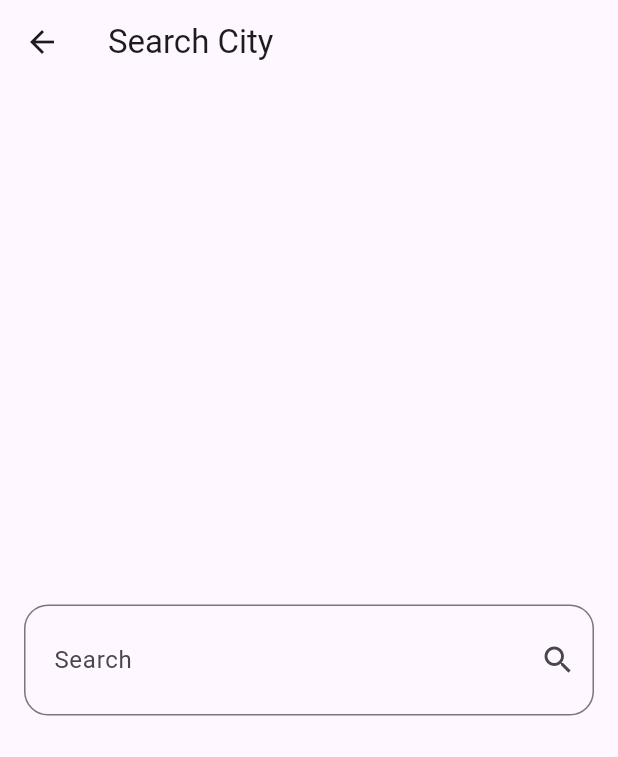
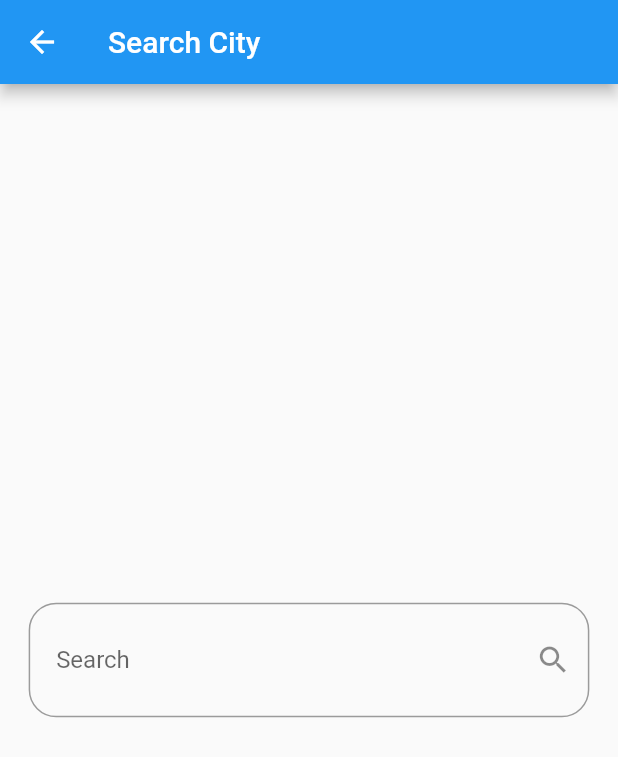
Before and after one commit to Mohamed2852002/weather_app, a Flutter app: the screen it shows after launch, after a tap on "there is no weather 😔 start", on a phone screen of 412 x 824 dp. Shown: the top 757 px of the screen. Run offline on Flutter 3.47's test engine with Material 3 defaults, Android fonts, the phone set to English and light mode, and no system bars; our stand-ins replace dio, flutter_bloc, flutter_screenutil.

Commit message:
app finished

```diff
--- a/lib/cubits/get_weather_cubit/get_weather_cubit.dart
+++ b/lib/cubits/get_weather_cubit/get_weather_cubit.dart
@@ -6,11 +6,10 @@ import 'package:weather_app/services/weather_service.dart';
 class GetWeatherCubit extends Cubit<WeatherState> {
   GetWeatherCubit() : super(NoWeatherState());
 
-  late WeatherModel weatherModel;
+  WeatherModel? weatherModel;
   getWeather({required String cityName}) async {
     try {
-      weatherModel =
-          await WeatherService().getWeather(cityName: cityName);
+      weatherModel = await WeatherService().getWeather(cityName: cityName);
       emit(WeatherLoadedState());
     } catch (e) {
       emit(WeatherFailureState());
--- a/lib/main.dart
+++ b/lib/main.dart
@@ -1,6 +1,6 @@
 import 'package:flutter/material.dart';
-import 'package:weather_app/weathe_app.dart';
+import 'package:weather_app/weather_app.dart';
 
-void main() {
+void main()  {
   runApp(const WeatherApp());
 }
--- a/lib/models/weather_model.dart
+++ b/lib/models/weather_model.dart
@@ -4,23 +4,25 @@ class WeatherModel {
   final double maxTemp;
   final String cityName;
   final String condition;
-  final String time;
+  final String icon;
+  final DateTime time;
 
-  const WeatherModel({
-    required this.avgTemp,
-    required this.minTemp,
-    required this.maxTemp,
-    required this.time,
-    required this.condition,
-    required this.cityName,
-  });
+  const WeatherModel(
+      {required this.avgTemp,
+      required this.minTemp,
+      required this.maxTemp,
+      required this.time,
+      required this.condition,
+      required this.cityName,
+      required this.icon});
 
   factory WeatherModel.fromJson(json) {
     return WeatherModel(
+        icon: json["current"]["condition"]['icon'],
         avgTemp: json["current"]["temp_c"],
         minTemp: json["forecast"]["forecastday"][0]["day"]["mintemp_c"],
         maxTemp: json["forecast"]["forecastday"][0]["day"]["maxtemp_c"],
-        time: json["location"]["localtime"],
+        time: DateTime.parse(json["location"]["localtime"]),
         cityName: json["location"]["name"],
         condition: json["current"]["condition"]["text"]);
   }
--- a/lib/screens/home_screen.dart
+++ b/lib/screens/home_screen.dart
@@ -19,9 +19,11 @@ class HomeScreen extends StatelessWidget {
           IconButton(
             onPressed: () {
               Navigator.push(
-                  context,
-                  MaterialPageRoute(
-                      builder: (context) => const SearchScreen()));
+                context,
+                MaterialPageRoute(
+                  builder: (context) => const SearchScreen(),
+                ),
+              );
             },
             icon: const Icon(Icons.search),
           ),
@@ -32,7 +34,8 @@ class HomeScreen extends StatelessWidget {
           if (state is NoWeatherState) {
             return const NoWeatherBody();
           } else if (state is WeatherLoadedState) {
-            return  const WeatherInfoBody();
+            // ignore: prefer_const_constructors
+            return WeatherInfoBody();
           } else {
             return const WeatherFailureScreen();
           }
--- a/lib/screens/search_screen.dart
+++ b/lib/screens/search_screen.dart
@@ -1,5 +1,6 @@
 import 'package:flutter/material.dart';
 import 'package:flutter_bloc/flutter_bloc.dart';
+import 'package:flutter_screenutil/flutter_screenutil.dart';
 import 'package:weather_app/cubits/get_weather_cubit/get_weather_cubit.dart';
 
 class SearchScreen extends StatelessWidget {
@@ -12,7 +13,7 @@ class SearchScreen extends StatelessWidget {
         title: const Text('Search City'),
       ),
       body: Padding(
-        padding: const EdgeInsets.symmetric(horizontal: 16),
+        padding: EdgeInsets.symmetric(horizontal: 16.h),
         child: Center(
           child: TextField(
             onSubmitted: (value) async {
@@ -22,12 +23,12 @@ class SearchScreen extends StatelessWidget {
             },
             decoration: InputDecoration(
               contentPadding:
-                  const EdgeInsets.symmetric(vertical: 25, horizontal: 16),
+                  EdgeInsets.symmetric(vertical: 24.h, horizontal: 16.w),
               suffixIcon: const Icon(Icons.search),
               label: const Text('Search'),
               hintText: 'Enter City Name',
               border: OutlineInputBorder(
-                borderRadius: BorderRadius.circular(16),
+                borderRadius: BorderRadius.circular(16.r),
               ),
             ),
           ),
--- a/lib/screens/weather_failure_screen.dart
+++ b/lib/screens/weather_failure_screen.dart
@@ -1,14 +1,15 @@
 import 'package:flutter/widgets.dart';
+import 'package:flutter_screenutil/flutter_screenutil.dart';
 
 class WeatherFailureScreen extends StatelessWidget {
   const WeatherFailureScreen({super.key});
 
   @override
   Widget build(BuildContext context) {
-    return const Center(
+    return Center(
       child: Text(
         'Weather Failure',
-        style: TextStyle(fontSize: 28),
+        style: TextStyle(fontSize: 28.sp),
       ),
     );
   }
--- a/lib/weathe_app.dart
+++ /dev/null
@@ -1,19 +0,0 @@
-import 'package:flutter/material.dart';
-import 'package:flutter_bloc/flutter_bloc.dart';
-import 'package:weather_app/cubits/get_weather_cubit/get_weather_cubit.dart';
-import 'package:weather_app/screens/home_screen.dart';
-
-class WeatherApp extends StatelessWidget {
-  const WeatherApp({super.key});
-
-  @override
-  Widget build(BuildContext context) {
-    return BlocProvider(
-      create: (context) => GetWeatherCubit(),
-      child: const MaterialApp(
-        debugShowCheckedModeBanner: false,
-        home: HomeScreen(),
-      ),
-    );
-  }
-}
--- /dev/null
+++ b/lib/weather_app.dart
@@ -0,0 +1,92 @@
+import 'package:flutter/material.dart';
+import 'package:flutter_bloc/flutter_bloc.dart';
+import 'package:flutter_screenutil/flutter_screenutil.dart';
+import 'package:weather_app/cubits/get_weather_cubit/get_weather_cubit.dart';
+import 'package:weather_app/cubits/get_weather_cubit/get_weather_states.dart';
+import 'package:weather_app/screens/home_screen.dart';
+
+class WeatherApp extends StatelessWidget {
+  const WeatherApp({super.key});
+
+  @override
+  Widget build(BuildContext context) {
+    return BlocProvider(
+      create: (context) => GetWeatherCubit(),
+      child: ScreenUtilInit(
+        designSize: const Size(360, 690),
+        minTextAdapt: true,
+        splitScreenMode: true,
+        child: Builder(
+          builder: (context) {
+            return BlocBuilder<GetWeatherCubit, WeatherState>(
+              builder: (context, state) {
+                return MaterialApp(
+                  theme: ThemeData(
+                    primarySwatch: getThemeColor(BlocProvider.of<GetWeatherCubit>(context)
+                                .weatherModel
+                                ?.condition ??
+                            'Clear'),
+                    useMaterial3: false,
+                  ),
+                  debugShowCheckedModeBanner: false,
+                  home: const HomeScreen(),
+                );
+              },
+            );
+          },
+        ),
+      ),
+    );
+  }
+}
+ MaterialColor getThemeColor(String condition) {
+    switch (condition) {
+      case 'Sunny':
+        return Colors.orange;
+      case 'Cloudy':
+      case 'Overcast':
+      case 'Fog':
+      case 'Thundery outbreaks possible':
+      case 'Patchy light rain with thunder':
+      case 'Moderate or heavy rain with thunder':
+      case 'Partly cloudy':
+        return Colors.grey;
+      case 'Moderate rain at times':
+      case 'Patchy rain possible':
+      case 'Light rain':
+      case 'Light rain shower':
+      case 'Clear':
+      case 'Moderate rain':
+      case 'Moderate or heavy rain shower':
+      case 'Mist':
+      case 'Patchy light drizzle':
+      case 'Patchy light rain':
+      case 'Heavy rain at times':
+      case 'Heavy rain':
+      case 'Torrential rain shower':
+      case 'Patchy snow possible':
+      case 'Light snow':
+      case 'Patchy light snow':
+      case 'Light snow showers':
+      case 'Moderate snow':
+      case 'Patchy moderate snow':
+      case 'Moderate or heavy snow showers':
+      case 'Heavy snow':
+      case 'Patchy heavy snow':
+      case 'Moderate or heavy snow with thunder':
+      case 'Freezing drizzle':
+      case 'Light freezing rain':
+      case 'Patchy freezing drizzle possible':
+      case 'Heavy freezing drizzle':
+      case 'Moderate or heavy freezing rain':
+      case 'Blowing snow':
+      case 'Blizzard':
+      case 'Ice pellets':
+      case 'Light showers of ice pellets':
+      case 'Moderate or heavy showers of ice pellets':
+      case 'Patchy light snow with thunder':
+        return Colors.blue;
+      default:
+        return Colors.blue;
+    }
+  }
--- a/lib/widgets/no_weather_body.dart
+++ b/lib/widgets/no_weather_body.dart
@@ -1,4 +1,5 @@
 import 'package:flutter/material.dart';
+import 'package:flutter_screenutil/flutter_screenutil.dart';
 import 'package:weather_app/screens/search_screen.dart';
 
 class NoWeatherBody extends StatelessWidget {
@@ -6,26 +7,31 @@ class NoWeatherBody extends StatelessWidget {
 
   @override
   Widget build(BuildContext context) {
-    return  Padding(
-      padding: const EdgeInsets.symmetric(horizontal: 16),
+    return Padding(
+      padding: EdgeInsets.symmetric(horizontal: 16.w),
       child: Center(
         child: GestureDetector(
           onTap: () {
-            Navigator.push(context, MaterialPageRoute(builder: (context) => const SearchScreen(),));
+            Navigator.push(
+              context,
+              MaterialPageRoute(
+                builder: (context) => const SearchScreen(),
+              ),
+            );
           },
-          child: const Column(
+          child: Column(
             mainAxisSize: MainAxisSize.min,
             children: [
               Text(
                 'there is no weather 😔 start',
                 style: TextStyle(
-                  fontSize: 24,
+                  fontSize: 24.sp,
                 ),
               ),
               Text(
                 'searching now 🔍',
                 style: TextStyle(
-                  fontSize: 24,
+                  fontSize: 24.sp,
                 ),
               )
             ],
--- a/pubspec.yaml
+++ b/pubspec.yaml
@@ -37,6 +37,8 @@ dependencies:
   cupertino_icons: ^1.0.8
   dio: ^5.7.0
   flutter_bloc: ^8.1.6
+  flutter_screenutil: ^5.9.3
+  intl: ^0.19.0
 
 dev_dependencies:
   flutter_test:
```
Also changed, not shown: lib/themes/app_colors.dart (added, +7 -0 lines), lib/themes/app_theme.dart (added, +25 -0 lines), lib/widgets/weather_info_body.dart (+63 -25 lines), pubspec.lock.
